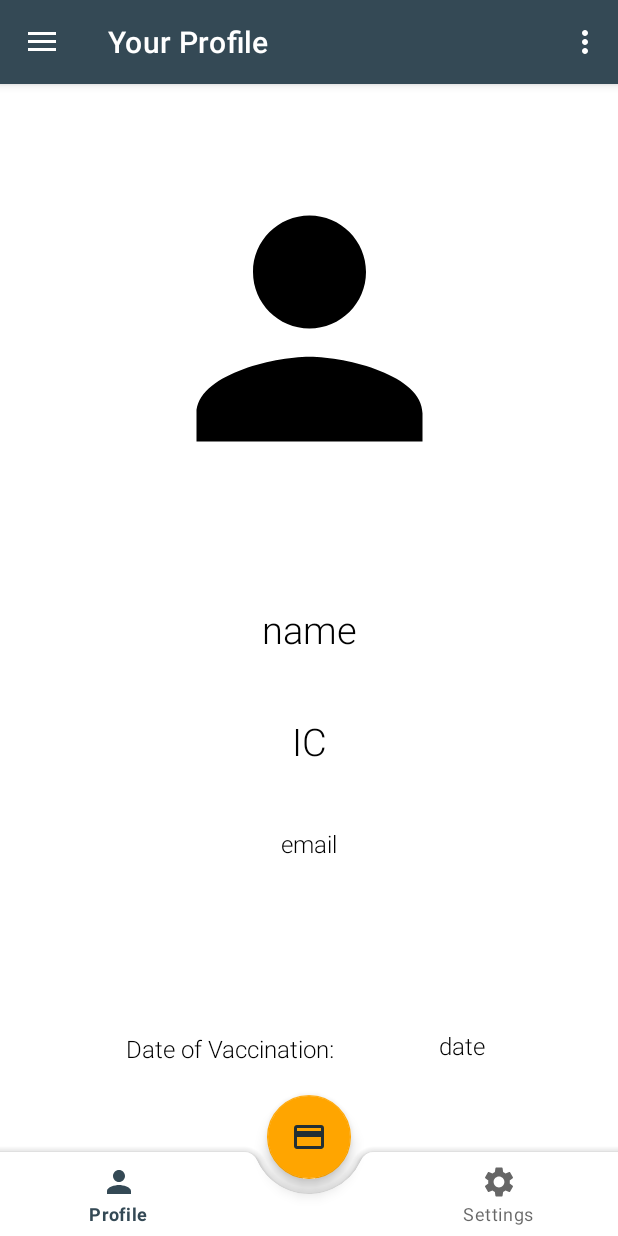
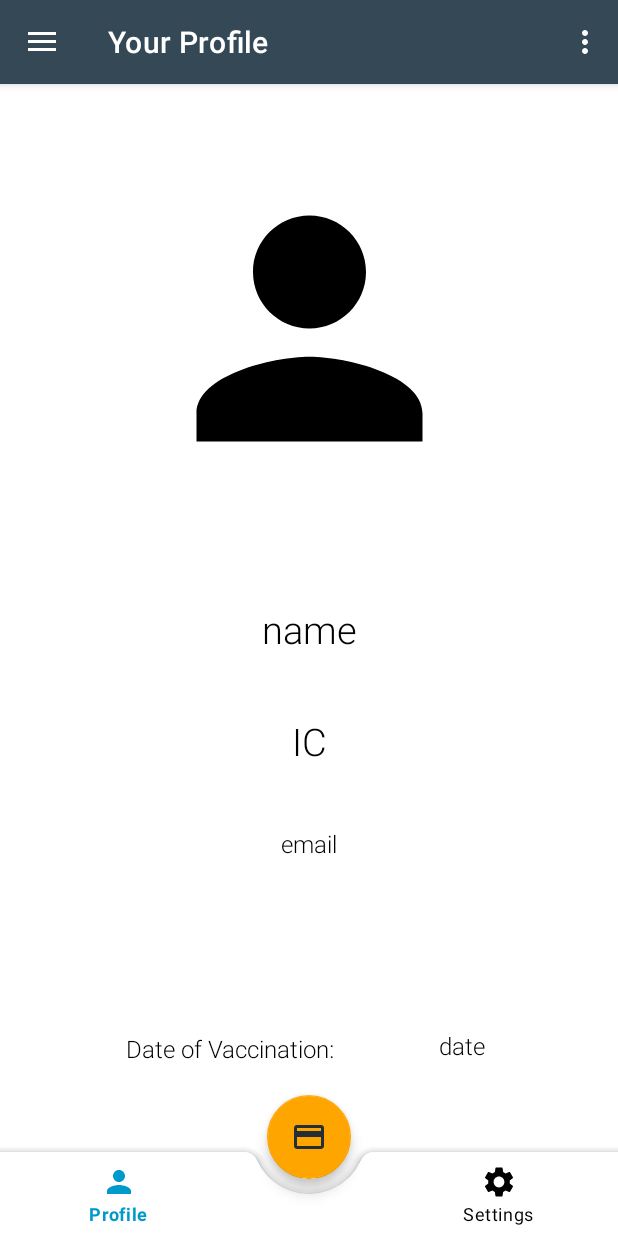
Before and after one commit to ThePyProgrammer/GreenPass, an Android app: the screen it shows after launch (MainActivity), on a phone screen of 412 x 824 dp. Run offline under Robolectric (Android 15) with nearby library versions, the phone set to English and light mode, and no system bars; our stand-ins replace navigation-ui; libraries missing offline, so code that uses them is left out: com.squareup.seismic; 2 statements that could not run were skipped.

Commit message:
Update app_bar_main.xml

```diff
--- a/app/src/main/res/layout/app_bar_main.xml
+++ b/app/src/main/res/layout/app_bar_main.xml
@@ -41,6 +41,10 @@
             android:background="?android:attr/windowBackground"
             android:layout_alignParentBottom="true"
             app:elevation="4dp"
+            android:fitsSystemWindows="true"
+            app:itemIconTint="@drawable/bottom_nav_color"
+            app:itemTextColor="@drawable/bottom_nav_color"
+            app:labelVisibilityMode="labeled"
             app:menu="@menu/bottom_nav_menu" />
 
     </com.google.android.material.bottomappbar.BottomAppBar>
```
